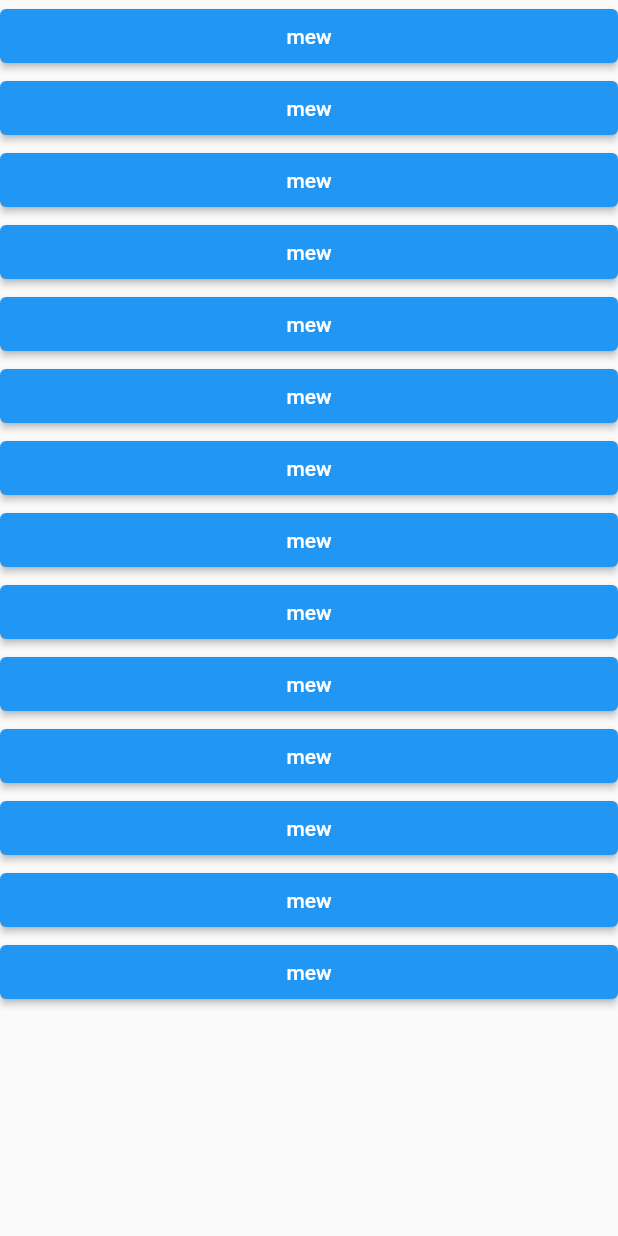
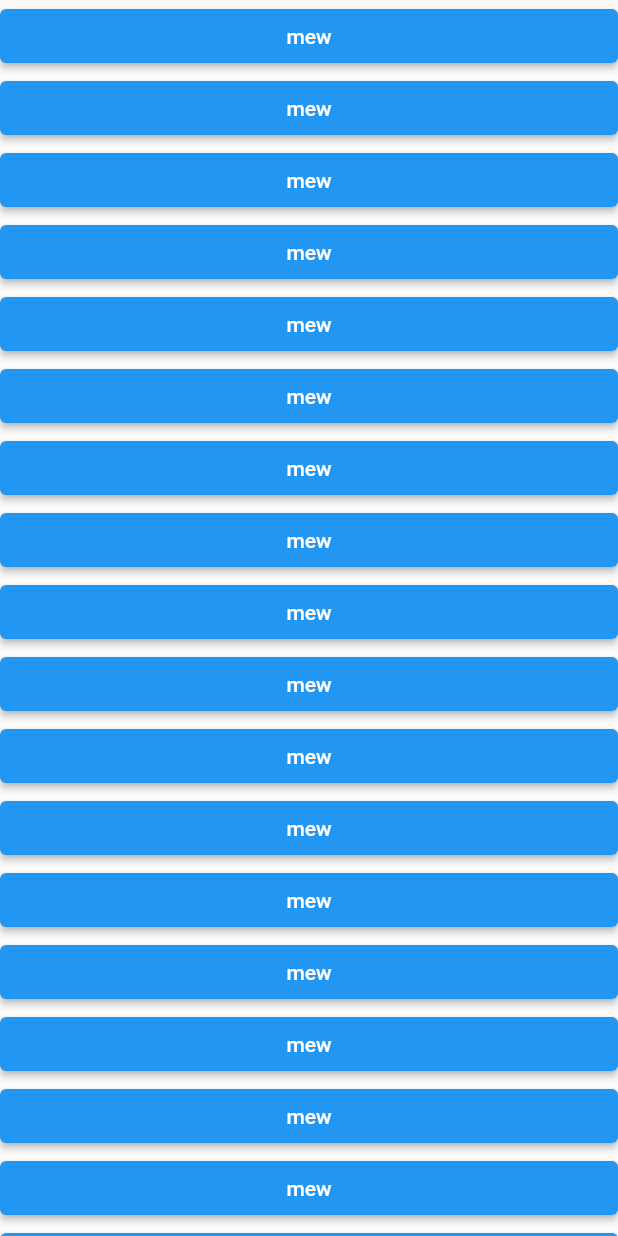
Before and after one commit to fujiya228/flutter_sample_pokemon, a Flutter app: the screen it shows after launch, on a phone screen of 412 x 824 dp. Run offline on Flutter 3.47's test engine with Material 2 defaults, Android fonts, the phone set to English and light mode, and no system bars.

Commit message:
ListView.builderを使って生成

```diff
--- a/lib/main.dart
+++ b/lib/main.dart
@@ -26,30 +26,17 @@ class TopPage extends StatelessWidget {
   @override
   Widget build(BuildContext context) {
     return Scaffold(
-      body: ListView(
-        children: const [
-          PokeButton(),
-          PokeButton(),
-          PokeButton(),
-          PokeButton(),
-          PokeButton(),
-          PokeButton(),
-          PokeButton(),
-          PokeButton(),
-          PokeButton(),
-          PokeButton(),
-          PokeButton(),
-          PokeButton(),
-          PokeButton(),
-          PokeButton(),
-        ],
-      ),
+      body: ListView.builder(
+          itemCount: 10000,
+          itemBuilder: (context, index) => PokeButton(index: index)),
     );
   }
 }
 
 class PokeButton extends StatelessWidget {
-  const PokeButton({Key? key}) : super(key: key);
+  const PokeButton({Key? key, required this.index}) : super(key: key);
+
+  final int index;
 
   @override
   Widget build(BuildContext context) {
```
